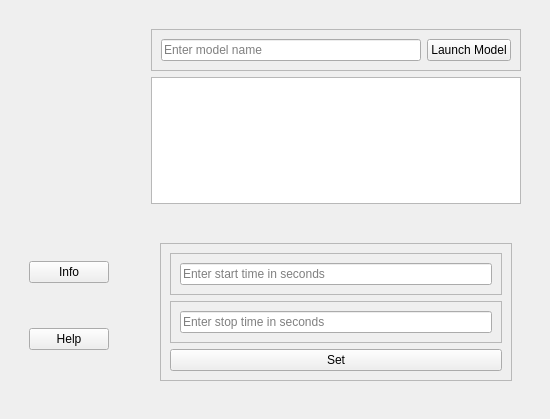
Qt form form.ui (mtm-x/OpenModelica-GUI) before a commit.
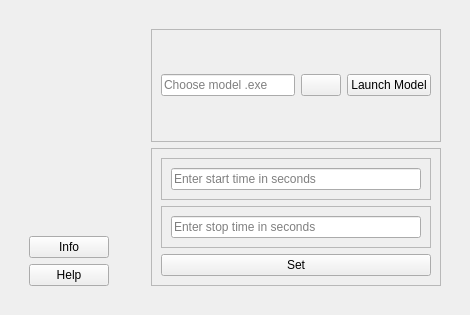
The same form after that commit. Icons and pictures are not drawn.

Patch:
```diff
--- a/form.ui
+++ b/form.ui
@@ -6,17 +6,30 @@
    <rect>
     <x>0</x>
     <y>0</y>
-    <width>550</width>
-    <height>419</height>
+    <width>470</width>
+    <height>315</height>
    </rect>
   </property>
   <property name="windowTitle">
    <string>Widget</string>
   </property>
   <layout class="QHBoxLayout" name="horizontalLayout">
-   <item alignment="Qt::AlignmentFlag::AlignLeft">
+   <item>
     <widget class="QWidget" name="leftmenu" native="true">
      <layout class="QVBoxLayout" name="verticalLayout">
+      <item>
+       <spacer name="verticalSpacer">
+        <property name="orientation">
+         <enum>Qt::Orientation::Vertical</enum>
+        </property>
+        <property name="sizeHint" stdset="0">
+         <size>
+          <width>20</width>
+          <height>40</height>
+         </size>
+        </property>
+       </spacer>
+      </item>
       <item alignment="Qt::AlignmentFlag::AlignLeft|Qt::AlignmentFlag::AlignTop">
        <widget class="QWidget" name="widget" native="true">
         <layout class="QVBoxLayout" name="verticalLayout_2"/>
@@ -75,7 +88,18 @@
             <item>
              <widget class="QLineEdit" name="main_search_line">
               <property name="placeholderText">
-               <string>Enter model name</string>
+               <string>Choose model .exe</string>
+              </property>
+             </widget>
+            </item>
+            <item>
+             <widget class="QPushButton" name="folder_but">
+              <property name="text">
+               <string/>
+              </property>
+              <property name="icon">
+               <iconset resource="res.qrc">
+                <normaloff>:/icons/res/folder.png</normaloff>:/icons/res/folder.png</iconset>
               </property>
              </widget>
             </item>
@@ -90,17 +114,6 @@
           </widget>
          </item>
          <item>
-          <widget class="QListView" name="listView"/>
-         </item>
-         <item alignment="Qt::AlignmentFlag::AlignVCenter">
-          <widget class="QWidget" name="widget_3" native="true">
-           <layout class="QVBoxLayout" name="verticalLayout_5"/>
-          </widget>
-         </item>
-         <item>
-          <widget class="QWidget" name="widget_4" native="true">
-           <layout class="QVBoxLayout" name="verticalLayout_6">
-            <item>
              <widget class="QFrame" name="frame_3">
               <property name="frameShape">
                <enum>QFrame::Shape::StyledPanel</enum>
@@ -152,9 +165,6 @@
                  <property name="text">
                   <string>Set</string>
                  </property>
-                </widget>
-               </item>
-              </layout>
              </widget>
             </item>
            </layout>
```
Lines whose indentation alone changed are shown as unchanged.
